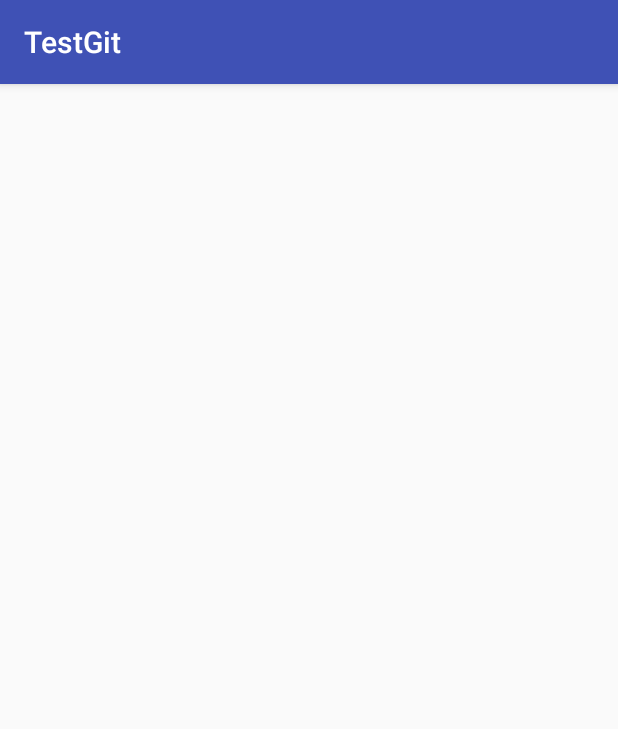
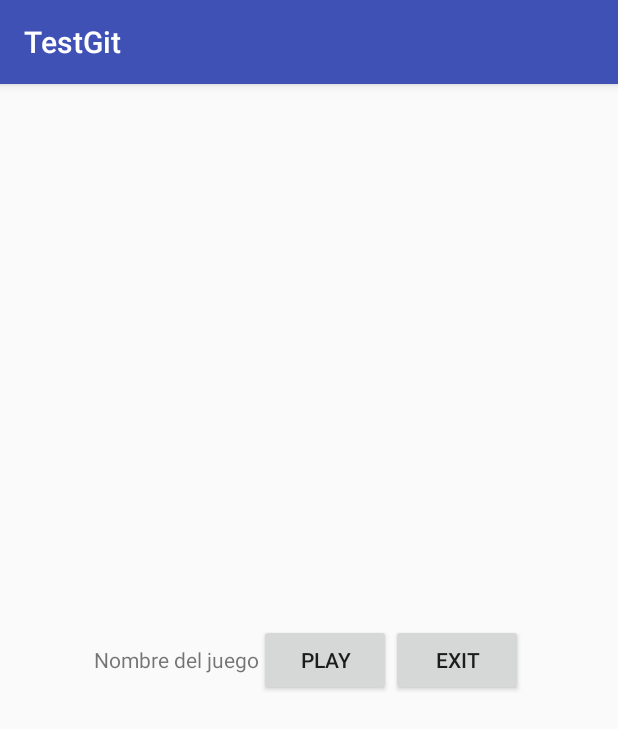
Before and after one commit to Darakdk/TestGit, an Android app: the screen it shows after launch (MainActivity), on a phone screen of 412 x 824 dp. Shown: the top 729 px of the screen. Run offline under Robolectric (Android 15) with nearby library versions, the phone set to English and light mode, and no system bars.

Commit message:
Eso es para que veas lo guay que soy

```diff
--- a/app/src/main/AndroidManifest.xml
+++ b/app/src/main/AndroidManifest.xml
@@ -15,6 +15,7 @@
                 <category android:name="android.intent.category.LAUNCHER" />
             </intent-filter>
         </activity>
+        <activity android:name=".GameActivity"></activity>
     </application>
 
 </manifest>
--- a/app/src/main/java/com/example/clara/testgit/MainActivity.java
+++ b/app/src/main/java/com/example/clara/testgit/MainActivity.java
@@ -1,5 +1,6 @@
 package com.example.clara.testgit;
 
+import android.content.Intent;
 import android.support.v7.app.AppCompatActivity;
 import android.os.Bundle;
 import android.view.View;
@@ -14,6 +15,23 @@ public class MainActivity extends AppCompatActivity {
         super.onCreate(savedInstanceState);
         setContentView(R.layout.activity_main);
 
+        Button botonenter = (Button) findViewById(R.id.btnplay);
+        Button botonexit = (Button) findViewById(R.id.btnexit);
+
+        botonexit.setOnClickListener(new View.OnClickListener() {
+            @Override
+            public void onClick(View view) {
+                finish();
+            }
+        });
+
+        botonenter.setOnClickListener(new View.OnClickListener() {
+            @Override
+            public void onClick(View view) {
+                startActivity(new Intent(MainActivity.this, GameActivity.class));
+            }
+        });
+
     }
 
 
--- a/app/src/main/res/layout/activity_main.xml
+++ b/app/src/main/res/layout/activity_main.xml
@@ -7,6 +7,39 @@
     android:paddingLeft="@dimen/activity_horizontal_margin"
     android:paddingRight="@dimen/activity_horizontal_margin"
     android:paddingTop="@dimen/activity_vertical_margin"
-    tools:context="com.example.clara.testgit.MainActivity">
+    tools:context="com.example.clara.testgit.MainActivity"
+    android:gravity="center">
+
+    <LinearLayout
+        android:layout_width="wrap_content"
+        android:layout_height="wrap_content">
+    <TextView
+        android:layout_width="wrap_content"
+        android:layout_height="wrap_content"
+        android:text="Nombre del juego"
+        android:layout_gravity="center"/>
+    </LinearLayout>
+
+    <LinearLayout
+        android:layout_width="wrap_content"
+        android:layout_height="wrap_content"
+        android:layout_gravity="center">
+    <Button
+        android:layout_width="wrap_content"
+        android:layout_height="wrap_content"
+        android:text="Play"
+        android:id="@+id/btnplay"/>
+        </LinearLayout>
+
+    <LinearLayout
+        android:layout_width="wrap_content"
+        android:layout_height="wrap_content"
+        android:layout_gravity="center">
+    <Button
+        android:layout_width="wrap_content"
+        android:layout_height="wrap_content"
+        android:id="@+id/btnexit"
+        android:text="Exit"/>
+    </LinearLayout>
 
 </LinearLayout>
```
